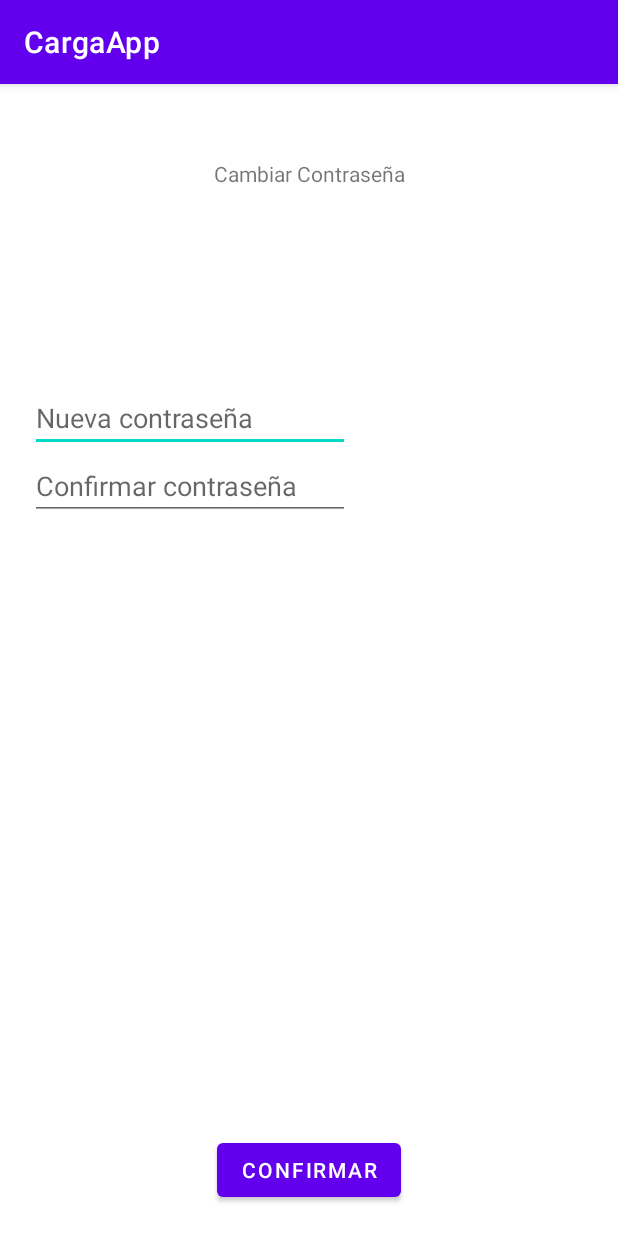
After one commit to jefry1722/CargaApp, an Android app: the CambiarPassword screen opened directly, with no data from a screen before it, on a phone screen of 412 x 824 dp. The commit adds this screen. Run offline under Robolectric (Android 15) with nearby library versions, the phone set to English and light mode, and no system bars.

Commit message:
CAMBIAR CONTRASEÑA Y ACTUALIZAR

```diff
--- a/app/src/main/AndroidManifest.xml
+++ b/app/src/main/AndroidManifest.xml
@@ -9,7 +9,8 @@
         android:roundIcon="@mipmap/ic_launcher_round"
         android:supportsRtl="true"
         android:theme="@style/Theme.CargaApp">
-        <activity android:name=".ActualizarDatos"></activity>
+        <activity android:name=".CambiarPassword"></activity>
+        <activity android:name=".ActualizarDatos" />
         <activity android:name=".Login" />
         <activity
             android:name=".Registro"
--- /dev/null
+++ b/app/src/main/java/co/edu/unipiloto/cargaapp/CambiarPassword.java
@@ -0,0 +1,36 @@
+package co.edu.unipiloto.cargaapp;
+
+import androidx.appcompat.app.AppCompatActivity;
+
+import android.database.sqlite.SQLiteDatabase;
+import android.os.Bundle;
+import android.view.View;
+import android.widget.EditText;
+import android.widget.Toast;
+
+public class CambiarPassword extends AppCompatActivity {
+
+    private EditText et_nueva,et_confirmar;
+
+    @Override
+    protected void onCreate(Bundle savedInstanceState) {
+        super.onCreate(savedInstanceState);
+        setContentView(R.layout.activity_cambiar_password);
+        et_nueva = (EditText)findViewById(R.id.nuevaPass);
+        et_confirmar = (EditText)findViewById(R.id.confirmarPass);
+    }
+
+    public void cambiarContra(View view){
+        String nueva = et_nueva.getText().toString();
+        String confirmar=et_confirmar.getText().toString();
+
+        AdminSQLiteOpenHelper admin = new AdminSQLiteOpenHelper(this, "administracion", null, 1);
+        SQLiteDatabase baseDatos = admin.getWritableDatabase();
+
+        if (nueva.equals(confirmar)){
+            admin.cambiarPassword(baseDatos,"1",nueva,"propietario_de_carga");
+        }else {
+            Toast.makeText(this, "Las contraseñas no coinciden", Toast.LENGTH_SHORT).show();
+        }
+    }
+}
--- a/app/src/main/java/co/edu/unipiloto/cargaapp/MainActivity.java
+++ b/app/src/main/java/co/edu/unipiloto/cargaapp/MainActivity.java
@@ -60,12 +60,10 @@ public class MainActivity extends AppCompatActivity {
         else{
             while (consulta.moveToNext()){
                 if (consulta.getString(5).equals(password)){
+                    String datosIntent=consulta.getString(1)+" "+consulta.getString(0)+" "+nombre_tabla;
                     Intent intent = new Intent (this, Login.class);
-                    intent.putExtra(Login.NOMBRE_USE,consulta.getString(1));
-                    intent.putExtra(Login.TABLA,nombre_tabla);
-                    intent.putExtra(Login.ID,consulta.getString(0));
+                    intent.putExtra(Login.NOMBRE_USE,datosIntent);
                     startActivity(intent);
-
                 }
                 else{
                     Toast.makeText(this, "La contraseña es incorrecta", Toast.LENGTH_SHORT).show();
--- /dev/null
+++ b/app/src/main/res/layout/activity_cambiar_password.xml
@@ -0,0 +1,52 @@
+<?xml version="1.0" encoding="utf-8"?>
+<androidx.constraintlayout.widget.ConstraintLayout xmlns:android="http://schemas.android.com/apk/res/android"
+    xmlns:app="http://schemas.android.com/apk/res-auto"
+    xmlns:tools="http://schemas.android.com/tools"
+    android:layout_width="match_parent"
+    android:layout_height="match_parent"
+    tools:context=".CambiarPassword">
+
+    <TextView
+        android:id="@+id/textView2"
+        android:layout_width="wrap_content"
+        android:layout_height="wrap_content"
+        android:layout_marginTop="50dp"
+        android:text="Cambiar Contraseña"
+        app:layout_constraintEnd_toEndOf="parent"
+        app:layout_constraintStart_toStartOf="parent"
+        app:layout_constraintTop_toTopOf="parent" />
+
+    <EditText
+        android:id="@+id/nuevaPass"
+        android:layout_width="wrap_content"
+        android:layout_height="wrap_content"
+        android:layout_marginStart="20dp"
+        android:layout_marginTop="200dp"
+        android:ems="10"
+        android:inputType="textPassword"
+        android:hint="Nueva contraseña"
+        app:layout_constraintStart_toStartOf="parent"
+        app:layout_constraintTop_toTopOf="parent" />
+
+    <EditText
+        android:id="@+id/confirmarPass"
+        android:layout_width="wrap_content"
+        android:layout_height="wrap_content"
+        android:layout_marginStart="20dp"
+        android:ems="10"
+        android:inputType="textPassword"
+        android:hint="Confirmar contraseña"
+        app:layout_constraintStart_toStartOf="parent"
+        app:layout_constraintTop_toBottomOf="@+id/nuevaPass" />
+
+    <Button
+        android:id="@+id/buttonCC"
+        android:layout_width="wrap_content"
+        android:layout_height="wrap_content"
+        android:layout_marginBottom="20dp"
+        android:text="Confirmar"
+        app:layout_constraintBottom_toBottomOf="parent"
+        android:onClick="cambiarContra"
+        app:layout_constraintEnd_toEndOf="parent"
+        app:layout_constraintStart_toStartOf="parent" />
+</androidx.constraintlayout.widget.ConstraintLayout>
--- a/app/src/main/res/layout/activity_login.xml
+++ b/app/src/main/res/layout/activity_login.xml
@@ -65,6 +65,7 @@
         android:text="Cambiar contraseña"
         android:textStyle="bold"
         app:layout_constraintEnd_toEndOf="parent"
+        android:onClick="onCambiarContra"
         app:layout_constraintStart_toStartOf="parent"
         app:layout_constraintTop_toBottomOf="@+id/buttonActualizar" />
 </androidx.constraintlayout.widget.ConstraintLayout>
```
Also changed, not shown: app/src/main/java/co/edu/unipiloto/cargaapp/ActualizarDatos.java (+17 -18 lines), app/src/main/java/co/edu/unipiloto/cargaapp/AdminSQLiteOpenHelper.java (+20 -1 lines), app/src/main/java/co/edu/unipiloto/cargaapp/Login.java (+11 -12 lines).
